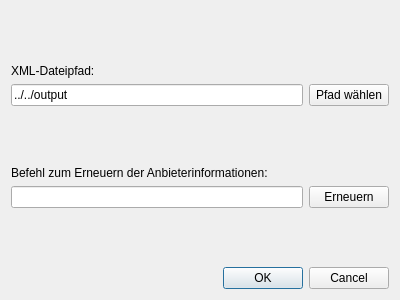
Qt form gui/barney-qt/einstellungendialog.ui (creeky/barney) before a commit.
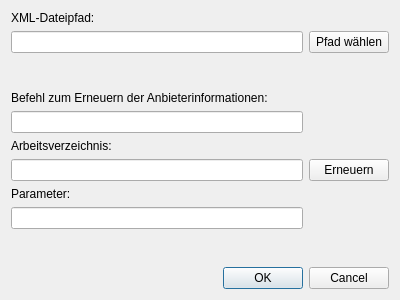
The same form after that commit.

```diff
--- a/gui/barney-qt/einstellungendialog.ui
+++ b/gui/barney-qt/einstellungendialog.ui
@@ -14,34 +14,21 @@
    <string>Einstellungen</string>
   </property>
   <layout class="QGridLayout" name="gridLayout">
-   <item row="0" column="1">
-    <spacer name="verticalSpacer">
-     <property name="orientation">
-      <enum>Qt::Vertical</enum>
-     </property>
-     <property name="sizeHint" stdset="0">
-      <size>
-       <width>20</width>
-       <height>40</height>
-      </size>
-     </property>
-    </spacer>
-   </item>
-   <item row="1" column="0">
+   <item row="0" column="0">
     <widget class="QLabel" name="label">
      <property name="text">
       <string>XML-Dateipfad:</string>
      </property>
     </widget>
    </item>
-   <item row="2" column="0">
+   <item row="1" column="0">
     <widget class="QLineEdit" name="lineEdit">
      <property name="text">
-      <string>../../output</string>
+      <string/>
      </property>
     </widget>
    </item>
-   <item row="2" column="1">
+   <item row="1" column="1">
     <widget class="QPushButton" name="pushButton">
      <property name="sizePolicy">
       <sizepolicy hsizetype="Fixed" vsizetype="Fixed">
@@ -54,7 +41,7 @@
      </property>
     </widget>
    </item>
-   <item row="3" column="1">
+   <item row="2" column="1">
     <spacer name="verticalSpacer_2">
      <property name="orientation">
       <enum>Qt::Vertical</enum>
@@ -67,43 +54,17 @@
      </property>
     </spacer>
    </item>
-   <item row="4" column="0" colspan="2">
+   <item row="3" column="0" colspan="2">
     <widget class="QLabel" name="label_2">
      <property name="text">
       <string>Befehl zum Erneuern der Anbieterinformationen:</string>
      </property>
     </widget>
    </item>
-   <item row="5" column="0">
+   <item row="4" column="0">
     <widget class="QLineEdit" name="lineEdit_2"/>
    </item>
-   <item row="5" column="1">
-    <widget class="QPushButton" name="pushButton_2">
-     <property name="sizePolicy">
-      <sizepolicy hsizetype="Fixed" vsizetype="Fixed">
-       <horstretch>0</horstretch>
-       <verstretch>0</verstretch>
-      </sizepolicy>
-     </property>
-     <property name="text">
-      <string>Erneuern</string>
-     </property>
-    </widget>
-   </item>
-   <item row="6" column="1">
-    <spacer name="verticalSpacer_3">
-     <property name="orientation">
-      <enum>Qt::Vertical</enum>
-     </property>
-     <property name="sizeHint" stdset="0">
-      <size>
-       <width>20</width>
-       <height>40</height>
-      </size>
-     </property>
-    </spacer>
-   </item>
-   <item row="7" column="0" colspan="2">
+   <item row="10" column="0" colspan="2">
     <widget class="QDialogButtonBox" name="buttonBox">
      <property name="minimumSize">
       <size>
@@ -119,6 +80,52 @@
      </property>
     </widget>
    </item>
+   <item row="5" column="0">
+    <widget class="QLabel" name="label_3">
+     <property name="text">
+      <string>Arbeitsverzeichnis:</string>
+     </property>
+    </widget>
+   </item>
+   <item row="6" column="0">
+    <widget class="QLineEdit" name="lineEdit_3"/>
+   </item>
+   <item row="9" column="0">
+    <spacer name="verticalSpacer_3">
+     <property name="orientation">
+      <enum>Qt::Vertical</enum>
+     </property>
+     <property name="sizeHint" stdset="0">
+      <size>
+       <width>20</width>
+       <height>40</height>
+      </size>
+     </property>
+    </spacer>
+   </item>
+   <item row="7" column="0">
+    <widget class="QLabel" name="label_4">
+     <property name="text">
+      <string>Parameter:</string>
+     </property>
+    </widget>
+   </item>
+   <item row="8" column="0">
+    <widget class="QLineEdit" name="lineEdit_4"/>
+   </item>
+   <item row="6" column="1">
+    <widget class="QPushButton" name="pushButton_2">
+     <property name="sizePolicy">
+      <sizepolicy hsizetype="Fixed" vsizetype="Fixed">
+       <horstretch>0</horstretch>
+       <verstretch>0</verstretch>
+      </sizepolicy>
+     </property>
+     <property name="text">
+      <string>Erneuern</string>
+     </property>
+    </widget>
+   </item>
   </layout>
  </widget>
  <resources/>
```
